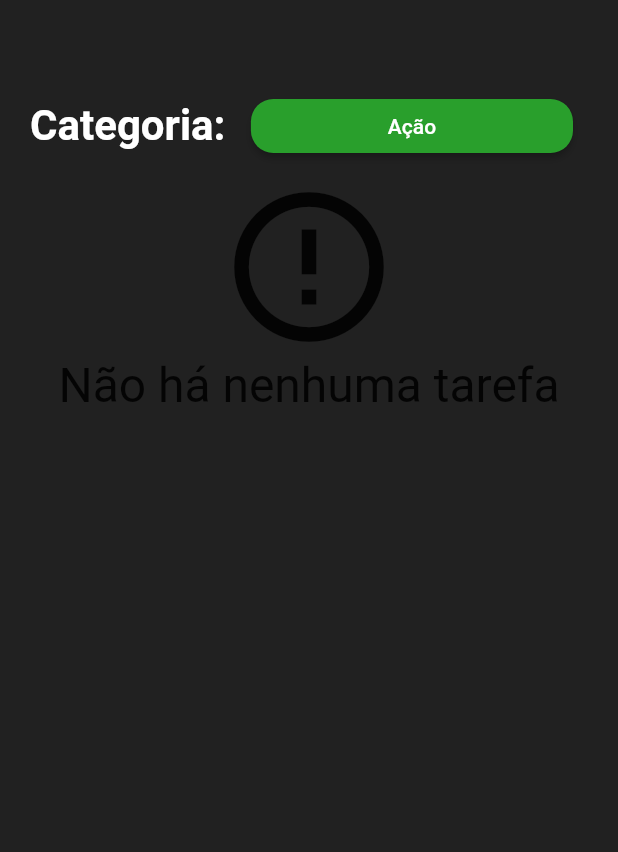
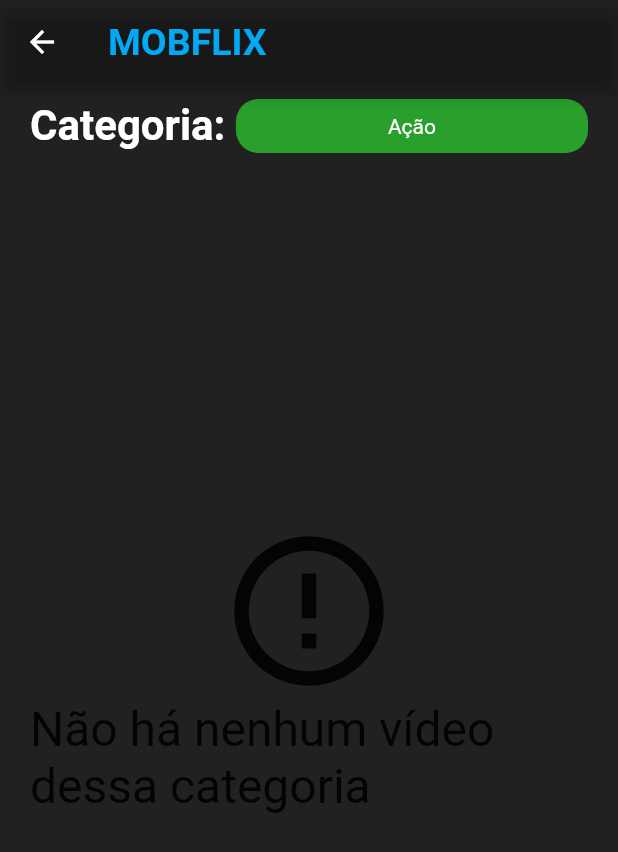
Before and after one commit to Gabrielcavd/mobflix, a Flutter app: the screen it shows after launch, after a tap on "Ação", on a phone screen of 412 x 824 dp. Shown: the top 852 px of the screen. Run offline on Flutter 3.47's test engine with Material 2 defaults, Android fonts, the phone set to English and light mode, and no system bars; our stand-ins replace sqflite, youtube_player_flutter; accounts and stored records are empty; network calls fail.

Commit message:
loadVideo implementation and improvements

```diff
--- a/lib/Components/categorie.dart
+++ b/lib/Components/categorie.dart
@@ -20,13 +20,9 @@ class categories extends StatelessWidget {
           shape: RoundedRectangleBorder(borderRadius: BorderRadius.circular(15))
         ),
         onPressed: () {
-          Navigator.push(
-            context,
-            MaterialPageRoute(
-              builder: (contextBuilder) =>
-                  filterScreen(categorieName: categorieName, categorieColor: categorieColor,)
-            ),
-          );
+          Navigator.of(context).push(MaterialPageRoute(builder: (contextNew) {
+            return filterScreen(categorieName: categorieName, categorieColor: categorieColor);
+          }));
         },
         child: Text(categorieName),
       ),
--- a/lib/Components/videoCard.dart
+++ b/lib/Components/videoCard.dart
@@ -56,7 +56,7 @@ class _videoCardState extends State<videoCard> {
                       context,
                       MaterialPageRoute(
                         builder: (contextBuilder) => loadVideoScreen(url: widget.url),
-                      ),
+                      )
                     );
                   }
                 )),
--- a/lib/Data/videoCard_dao.dart
+++ b/lib/Data/videoCard_dao.dart
@@ -1,4 +1,4 @@
-import 'package:challange_mobile_alura/Components/videoCard.dart';
+import  'package:challange_mobile_alura/Components/videoCard.dart';
 import 'package:sqflite/sqflite.dart';
 import 'database.dart';
 
--- a/lib/Screens/filterScreen.dart
+++ b/lib/Screens/filterScreen.dart
@@ -1,6 +1,6 @@
 import 'package:challange_mobile_alura/Components/categorie.dart';
+import 'package:challange_mobile_alura/Screens/videoEditScreen.dart';
 import 'package:flutter/material.dart';
-
 import '../Data/videoCard_dao.dart';
 import '../Components/videoCard.dart';
 
@@ -15,10 +15,20 @@ class filterScreen extends StatelessWidget {
   @override
   Widget build(BuildContext context) {
     return Scaffold(
+      appBar: AppBar(
+        backgroundColor: Colors.black87,
+        title: const Text(
+          'MOBFLIX',
+          style: TextStyle(
+              color: Colors.lightBlue,
+              fontWeight: FontWeight.bold,
+              fontSize: 25),
+        ),
+      ),
       body: Container(
         color: Colors.black87,
         padding:
-            const EdgeInsets.only(top: 55, left: 20, right: 20, bottom: 40),
+            const EdgeInsets.only(top: 10, left: 20, right: 20, bottom: 40),
         child: Column(
           children: [
             Row(
@@ -32,9 +42,15 @@ class filterScreen extends StatelessWidget {
                   ),
                 ),
                 Expanded(
-                  child: categories(
-                      categorieName: categorieName,
-                      categorieColor: categorieColor),
+                  child: Container(
+                    padding: const EdgeInsets.symmetric(vertical: 10),
+                    decoration: BoxDecoration(
+                        borderRadius: BorderRadius.circular(15),
+                        color: Color(categorieColor)),
+                    child: Text(categorieName,
+                        textAlign: TextAlign.center,
+                        style: const TextStyle(color: Colors.white)),
+                  ),
                 ),
               ],
             ),
@@ -109,10 +125,19 @@ class filterScreen extends StatelessWidget {
                                         ),
                                       ),
                                       onDismissed: (direction) {
-                                        if (direction ==
-                                            DismissDirection.endToStart) {
-                                          videoCardDao()
-                                              .delete(itens[index].url);
+                                        if (direction == DismissDirection.endToStart) {
+                                          videoCardDao().delete(itens[index].url);
+                                          Navigator.pushNamedAndRemoveUntil(
+                                              context, '/homePage', ModalRoute.withName('/'));
+                                        } else {
+                                          Navigator.of(context).pushReplacement(
+                                            MaterialPageRoute(
+                                              builder: (context) => videoEditScreen(
+                                                  url: video.url,
+                                                  categorieName: video.categorieName,
+                                                  categorieColor: video.categorieColor),
+                                            ),
+                                          );
                                         }
                                       },
                                       child: video,
@@ -121,13 +146,14 @@ class filterScreen extends StatelessWidget {
                             }
                             return Center(
                               child: Column(
+                                mainAxisAlignment: MainAxisAlignment.center,
                                 children: const [
                                   Icon(
                                     Icons.error_outline,
                                     size: 120,
                                   ),
                                   Text(
-                                    'Não há nenhuma tarefa',
+                                    'Não há nenhum vídeo dessa categoria',
                                     style: TextStyle(fontSize: 32),
                                   )
                                 ],
--- a/lib/main.dart
+++ b/lib/main.dart
@@ -1,4 +1,5 @@
 import 'package:challange_mobile_alura/Screens/homePage.dart';
+import 'package:challange_mobile_alura/Screens/videoRegistrationScreen.dart';
 import 'package:flutter/material.dart';
 
 void main() {
@@ -10,10 +11,15 @@ class MyApp extends StatelessWidget {
 
   @override
   Widget build(BuildContext context) {
-    return const MaterialApp(
+    return  MaterialApp(
+      initialRoute: "/homePage",
+      routes: {
+        "/homePage": (context) => homePage(),
+        "/videoRegistrationScreen": (context) => registrationScreen(),
+      },
       debugShowCheckedModeBanner: false,
       title: 'Mobflix',
-      home: homePage()
+
     );
   }
 }
```
Also changed, not shown: lib/Components/highlight.dart (+8 -1 lines), lib/Components/rowVideoCards.dart (+7 -11 lines), lib/Screens/homePage.dart (+23 -8 lines), lib/Screens/loadVideoScreen.dart (+22 -12 lines), lib/Screens/videoEditScreen.dart (+29 -13 lines), lib/Screens/videoRegistrationScreen.dart (+23 -17 lines), 1 other file.
